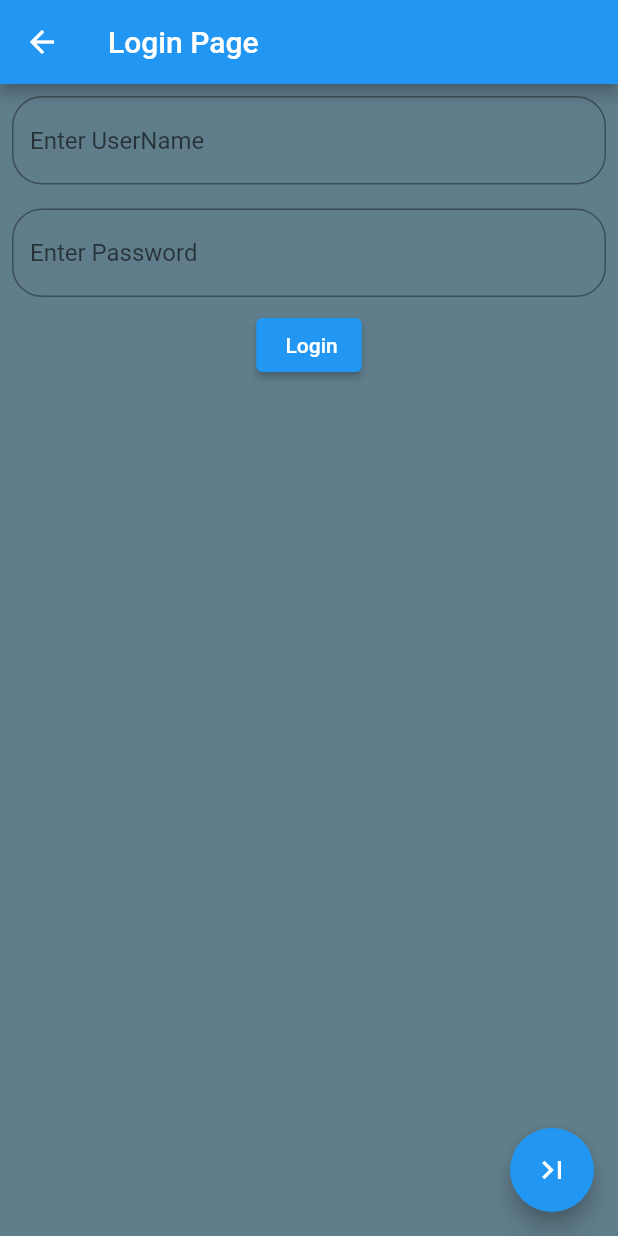
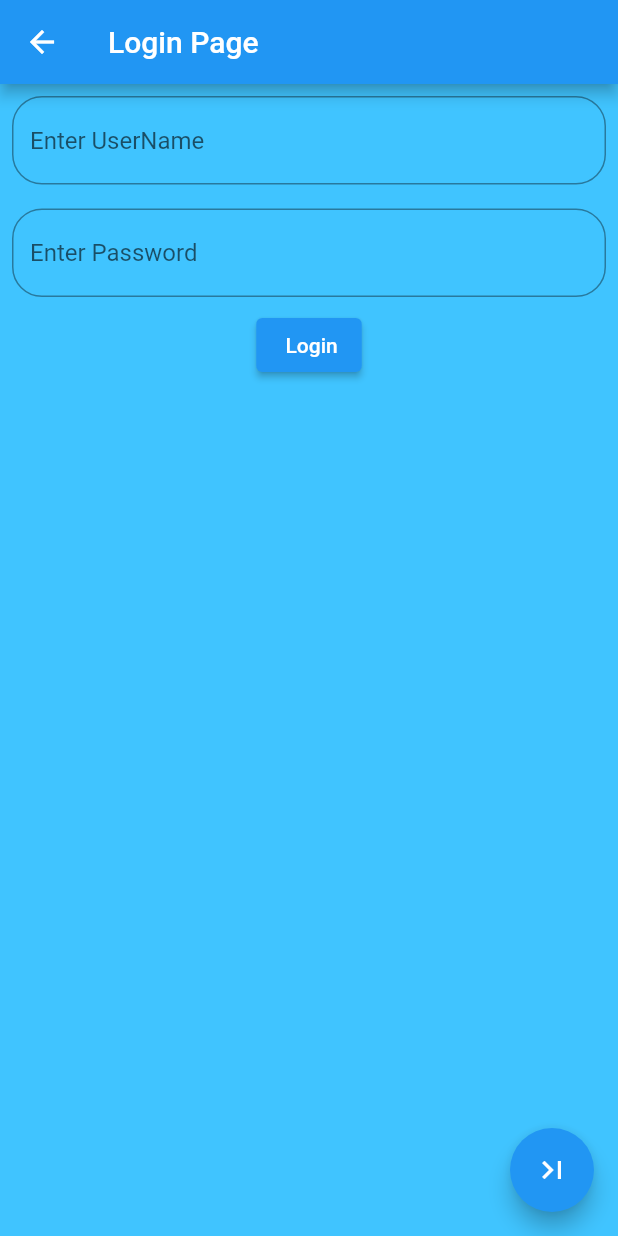
Before and after one commit to Ntshangase/flutterApp, a Flutter app: the screen it shows after launch, after a tap on the "heart broken" icon, on a phone screen of 412 x 824 dp. Run offline on Flutter 3.47's test engine with Material 2 defaults, Android fonts, the phone set to English and light mode, and no system bars.

Commit message:
material design

```diff
--- a/lib/login.dart
+++ b/lib/login.dart
@@ -17,7 +17,7 @@ class Login extends StatelessWidget {
       appBar: AppBar(
         title: const Text("Login Page"),
       ),
-      backgroundColor: Colors.blueGrey,
+      backgroundColor: Colors.lightBlueAccent,
       body: Column(
         children: [
           Padding(
--- a/lib/main.dart
+++ b/lib/main.dart
@@ -3,7 +3,7 @@ import 'package:module3/login.dart';
 
 void main() {
   runApp(const MaterialApp(
-    title: "Module 3",
+    title: "flutterApp",
     debugShowCheckedModeBanner: false,
     home: MODULE3(),
   ));
@@ -17,7 +17,7 @@ class MODULE3 extends StatelessWidget {
     return Scaffold(
       appBar: AppBar(
         title: const Text("Home Screen"),
-        backgroundColor: Colors.yellow,
+        backgroundColor: Colors.lightBlueAccent,
         actions: <Widget>[
           IconButton(
               // ignore: avoid_print
@@ -44,7 +44,7 @@ class MODULE3 extends StatelessWidget {
         child: Container(
           height: 50.0,
         ),
-        color: Colors.yellow,
+        color: Colors.lightBlueAccent,
       ),
       floatingActionButtonLocation: FloatingActionButtonLocation.centerDocked,
     );
```
